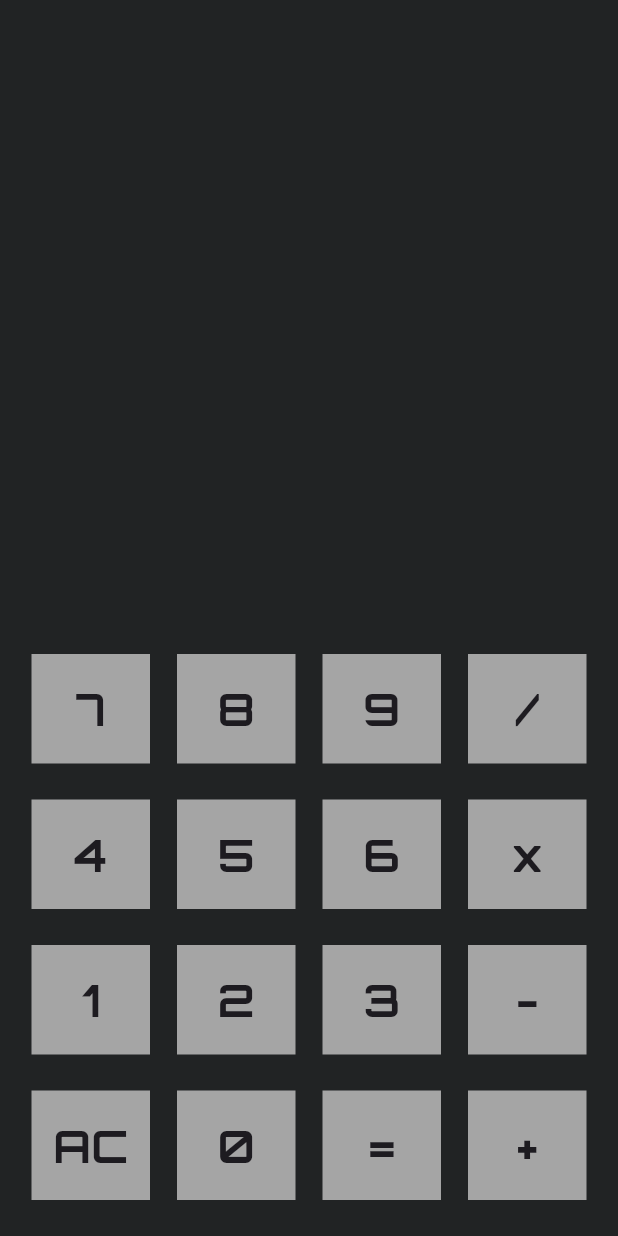
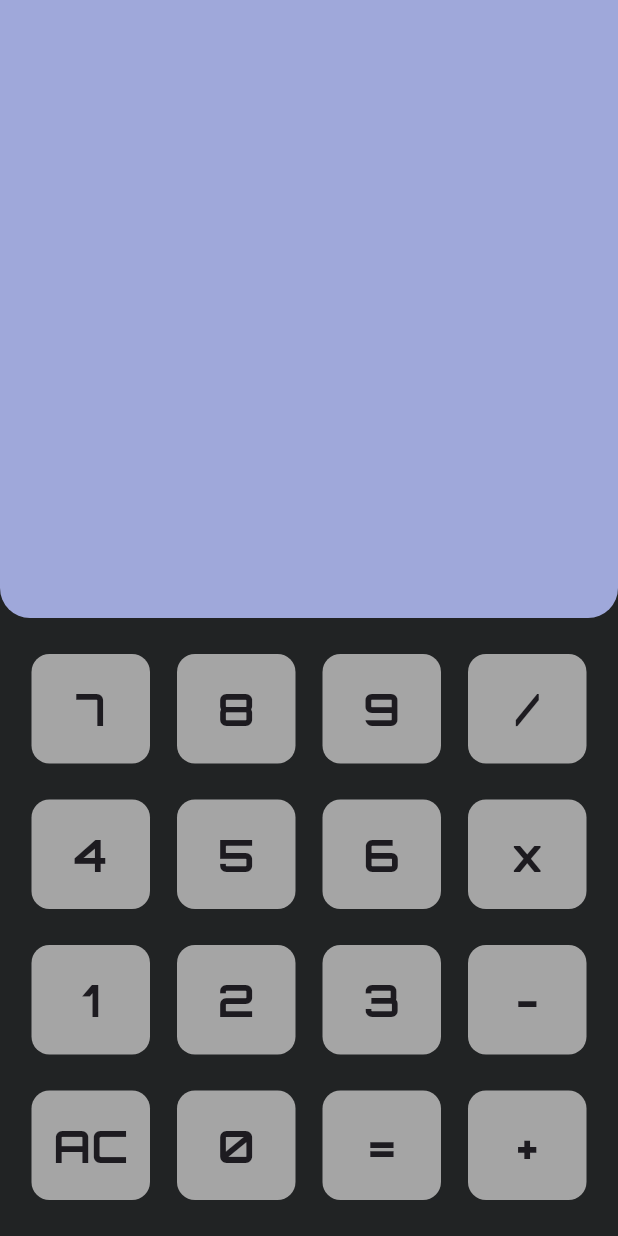
Before and after one commit to ZainR10/fluter_calculator, a Flutter app: the screen it shows after launch, on a phone screen of 412 x 824 dp. Run offline on Flutter 3.47's test engine with Material 3 defaults, Android fonts, the phone set to English and light mode, and no system bars; our stand-ins replace google_fonts, math_expressions.

Commit message:
color:changed colors

```diff
--- a/lib/calculator_screen.dart
+++ b/lib/calculator_screen.dart
@@ -45,6 +45,11 @@ class _CalculatorScreenState extends State<CalculatorScreen> {
           children: [
             Expanded(
               child: Container(
+                decoration: BoxDecoration(
+                    color: Colors.indigo[200],
+                    borderRadius: const BorderRadius.only(
+                        bottomLeft: Radius.circular(20),
+                        bottomRight: Radius.circular(20))),
                 padding: const EdgeInsets.all(24),
                 alignment: Alignment.topRight,
                 child: Column(
@@ -58,14 +63,14 @@ class _CalculatorScreenState extends State<CalculatorScreen> {
                       style: GoogleFonts.getFont('Orbitron',
                           fontSize: 30,
                           fontWeight: FontWeight.bold,
-                          color: const Color.fromARGB(255, 71, 255, 169)),
+                          color: Colors.indigo[50]),
                     ),
                     Text(
                       answer.toString(),
                       style: GoogleFonts.getFont('Orbitron',
                           fontSize: 30,
                           fontWeight: FontWeight.bold,
-                          color: const Color.fromARGB(255, 71, 255, 169)),
+                          color: Colors.indigo[50]),
                     ),
                   ],
                 ),
--- a/lib/components/my_buttons.dart
+++ b/lib/components/my_buttons.dart
@@ -24,8 +24,9 @@ class Mybutton extends StatelessWidget {
           child: Container(
             height: 80,
             // width: buttonWidth,
-            decoration:
-                BoxDecoration(shape: BoxShape.rectangle, color: myColor),
+            decoration: BoxDecoration(
+                borderRadius: const BorderRadius.all(Radius.circular(12)),
+                color: myColor),
             child: Center(
               child: Text(
                 title,
```
